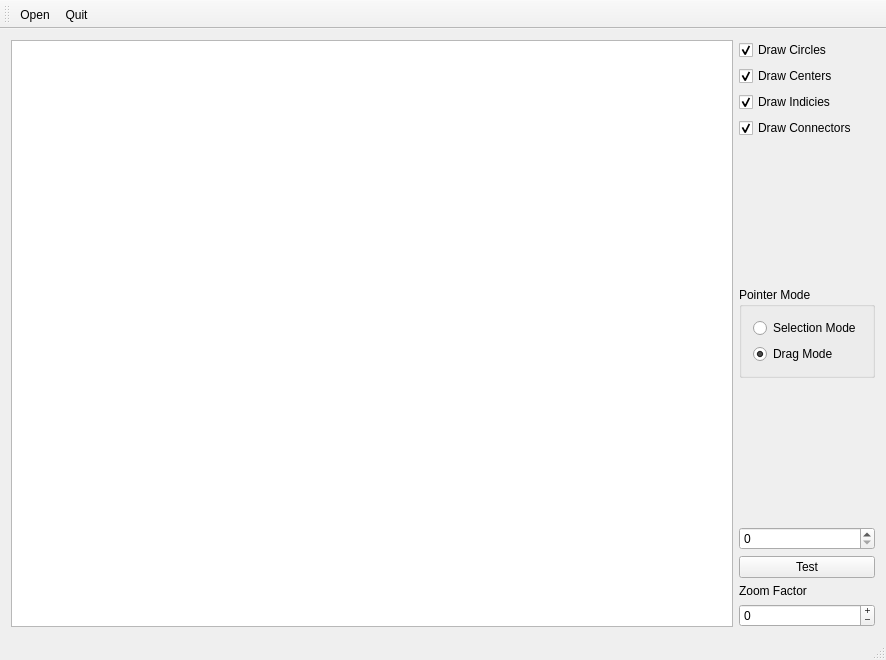
Nomadluap/circles, file mainwindow.ui: the form before one commit.
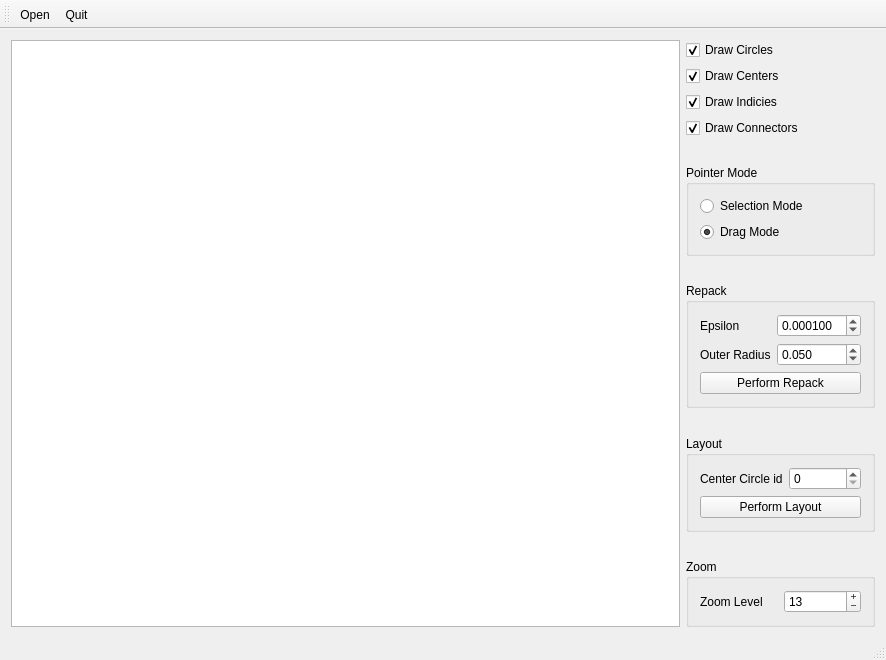
The form after the commit.

Commit message:
Ported new layout code to hyperbolic packings.
Also updated the UI a bit. Now we need to work on the repack code.

There is also a possiblilty that the hyperbolici layout code will break
horribly and that there's a glaring error in it.

Patch:
```diff
--- a/mainwindow.ui
+++ b/mainwindow.ui
@@ -129,23 +129,140 @@
        </spacer>
       </item>
       <item>
-       <widget class="QSpinBox" name="spinBox">
+       <widget class="QGroupBox" name="groupbox_repack">
+        <property name="title">
+         <string>Repack</string>
+        </property>
+        <layout class="QFormLayout" name="formLayout_2">
+         <item row="0" column="0">
+          <widget class="QLabel" name="label_3">
+           <property name="text">
+            <string>Epsilon</string>
+           </property>
+          </widget>
+         </item>
+         <item row="0" column="1">
+          <widget class="QDoubleSpinBox" name="spinEpsilon">
+           <property name="decimals">
+            <number>6</number>
+           </property>
+           <property name="maximum">
+            <double>10.000000000000000</double>
+           </property>
+           <property name="singleStep">
+            <double>0.000100000000000</double>
+           </property>
+           <property name="value">
+            <double>0.000100000000000</double>
+           </property>
+          </widget>
+         </item>
+         <item row="1" column="0">
+          <widget class="QLabel" name="label_4">
+           <property name="text">
+            <string>Outer Radius</string>
+           </property>
+          </widget>
+         </item>
+         <item row="1" column="1">
+          <widget class="QDoubleSpinBox" name="spinOuterRadius">
+           <property name="decimals">
+            <number>3</number>
+           </property>
+           <property name="maximum">
+            <double>1.000000000000000</double>
+           </property>
+           <property name="singleStep">
+            <double>0.001000000000000</double>
+           </property>
+           <property name="value">
+            <double>0.050000000000000</double>
+           </property>
+          </widget>
+         </item>
+         <item row="2" column="0" colspan="2">
+          <widget class="QPushButton" name="btnRepack">
+           <property name="text">
+            <string>Perform Repack</string>
+           </property>
+          </widget>
+         </item>
+        </layout>
+       </widget>
+      </item>
+      <item>
+       <spacer name="verticalSpacer_4">
+        <property name="orientation">
+         <enum>Qt::Vertical</enum>
+        </property>
+        <property name="sizeHint" stdset="0">
+         <size>
+          <width>20</width>
+          <height>40</height>
+         </size>
+        </property>
+       </spacer>
+      </item>
+      <item>
+       <widget class="QGroupBox" name="groupbox_layout">
+        <property name="title">
+         <string>Layout</string>
+        </property>
+        <layout class="QFormLayout" name="formLayout">
+         <property name="fieldGrowthPolicy">
+          <enum>QFormLayout::AllNonFixedFieldsGrow</enum>
+         </property>
+         <item row="0" column="0">
+          <widget class="QLabel" name="label_2">
+           <property name="text">
+            <string>Center Circle id</string>
+           </property>
+          </widget>
+         </item>
+         <item row="0" column="1">
+          <widget class="QSpinBox" name="spinCenterCircleID">
         <property name="maximum">
          <number>999</number>
         </property>
        </widget>
       </item>
-      <item>
-       <widget class="QPushButton" name="btnTest">
+         <item row="1" column="0" colspan="2">
+          <widget class="QPushButton" name="btnLayout">
         <property name="text">
-         <string>Test</string>
+            <string>Perform Layout</string>
         </property>
        </widget>
       </item>
+        </layout>
+        <zorder>label_2</zorder>
+        <zorder>label_2</zorder>
+        <zorder>spinCenterCircleID</zorder>
+        <zorder>btnLayout</zorder>
+       </widget>
+      </item>
+      <item>
+       <spacer name="verticalSpacer_3">
+        <property name="orientation">
+         <enum>Qt::Vertical</enum>
+        </property>
+        <property name="sizeHint" stdset="0">
+         <size>
+          <width>20</width>
+          <height>40</height>
+         </size>
+        </property>
+       </spacer>
+      </item>
+      <item>
+       <widget class="QGroupBox" name="groupbox_zoom">
+        <property name="title">
+         <string>Zoom</string>
+        </property>
+        <layout class="QHBoxLayout" name="horizontalLayout_2">
       <item>
        <widget class="QLabel" name="label">
         <property name="text">
-         <string>Zoom Factor</string>
+            <string>Zoom Level</string>
         </property>
        </widget>
       </item>
@@ -166,6 +283,12 @@
         <property name="maximum">
          <number>100</number>
         </property>
+           <property name="value">
+            <number>13</number>
+           </property>
+          </widget>
+         </item>
+        </layout>
        </widget>
       </item>
      </layout>
```
Left out of the diff: 2 changed lines with no effect on the pictures. Lines whose indentation alone changed are shown as unchanged. The commit also changes 4 other files.
